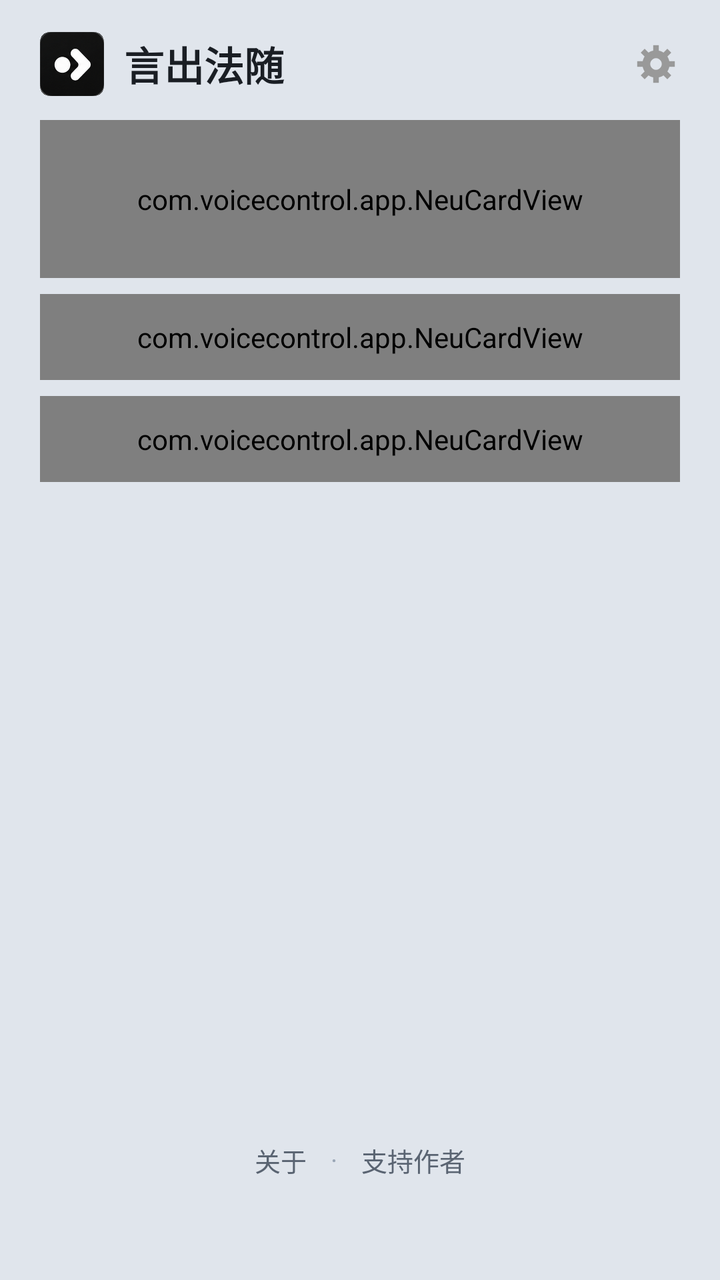
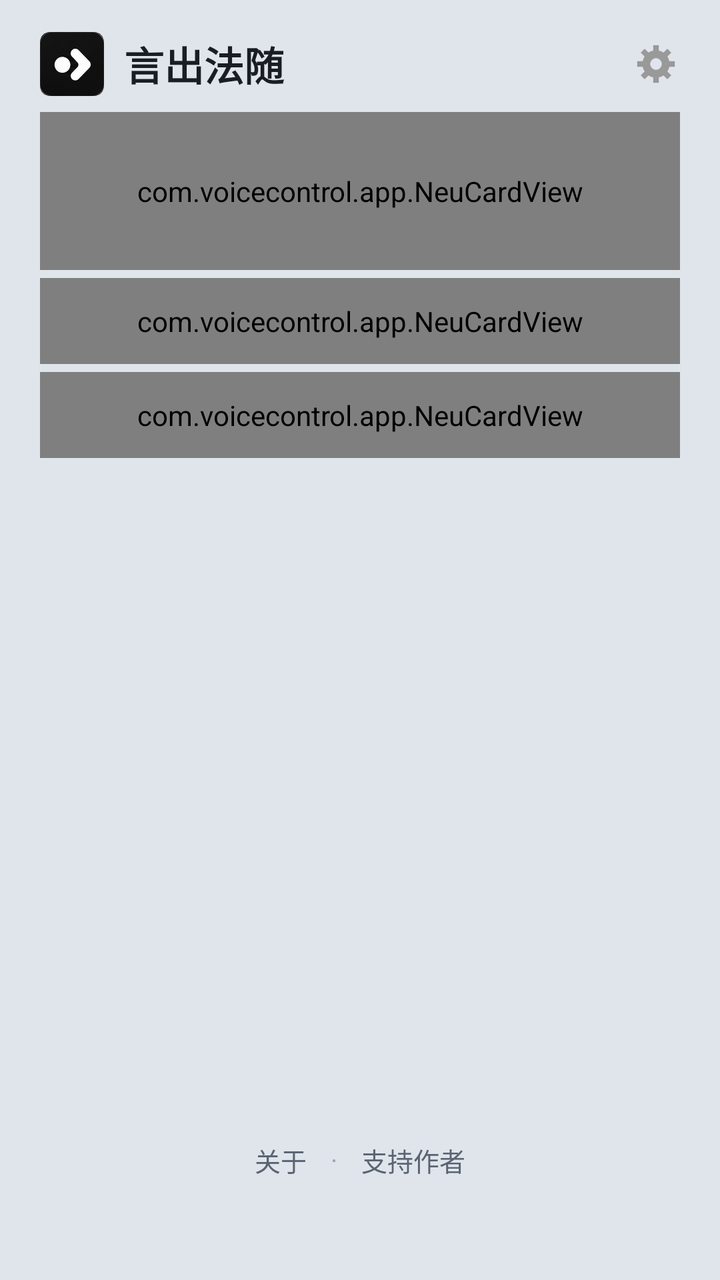

Compare the two renders of this Android layout. The source of the first and the diff that turns it into the second are given below.
<!-- AndroidManifest.xml: application theme VoiceTheme -->
<!-- res/layout/activity_main.xml -->
<?xml version="1.0" encoding="utf-8"?>
<LinearLayout xmlns:android="http://schemas.android.com/apk/res/android"
    xmlns:app="http://schemas.android.com/apk/res-auto"
    android:layout_width="match_parent"
    android:layout_height="match_parent"
    android:orientation="vertical"
    android:background="@color/page_bg"
    android:paddingStart="20dp"
    android:paddingEnd="20dp">

    
    <LinearLayout
        android:layout_width="match_parent"
        android:layout_height="wrap_content"
        android:layout_marginTop="16dp"
        android:gravity="center_vertical"
        android:orientation="horizontal">

        <ImageView
            android:layout_width="32dp"
            android:layout_height="32dp"
            android:contentDescription="@null"
            android:src="@drawable/tile_logo" />

        <TextView
            android:layout_width="0dp"
            android:layout_height="wrap_content"
            android:layout_weight="1"
            android:layout_marginStart="10dp"
            android:text="@string/app_name"
            android:textColor="@color/text_primary"
            android:textSize="20sp"
            android:textStyle="bold" />

        <ImageView
            android:id="@+id/btn_settings"
            android:layout_width="24dp"
            android:layout_height="24dp"
            android:contentDescription="设置"
            android:src="@drawable/ic_settings" />
    </LinearLayout>

    
    <FrameLayout
        android:layout_width="match_parent"
        android:layout_height="wrap_content"
        android:layout_marginTop="12dp"
        android:clipChildren="false"
        android:clipToPadding="false">

        
        <com.voicecontrol.app.NeuCardView
            android:id="@+id/hero_idle"
            android:layout_width="match_parent"
            android:layout_height="wrap_content"
            android:clipChildren="false"
            android:gravity="center"
            android:orientation="vertical"
            android:paddingTop="30dp"
            android:paddingBottom="30dp"
            android:clickable="true"
            android:focusable="true"
            app:neuCornerRadius="28dp"
            app:neuBlur="10dp"
            app:neuOffset="5dp"
            app:neuLightColor="@color/neu_hi"
            app:neuDarkColor="@color/neu_lo"
            app:neuSurfaceColor="@color/neu_bg">

            <com.voicecontrol.app.LogoCircleView
                android:id="@+id/logo_idle"
                android:layout_width="88dp"
                android:layout_height="88dp"
                android:contentDescription="@null" />

            <TextView
                android:layout_width="wrap_content"
                android:layout_height="wrap_content"
                android:layout_marginTop="14dp"
                android:text="开始控制"
                android:textColor="@color/text_primary"
                android:textSize="22sp"
                android:textStyle="bold"
                android:letterSpacing="0.04" />

            <TextView
                android:layout_width="wrap_content"
                android:layout_height="wrap_content"
                android:layout_marginTop="4dp"
                android:text="说出指令，控制手机"
                android:textColor="@color/text_secondary"
                android:textSize="14sp" />
        </com.voicecontrol.app.NeuCardView>

        
        <com.voicecontrol.app.NeuCardView
            android:id="@+id/hero_status"
            android:layout_width="match_parent"
            android:layout_height="wrap_content"
            android:gravity="center"
            android:orientation="vertical"
            android:paddingTop="26dp"
            android:paddingBottom="24dp"
            android:visibility="gone"
            app:neuCornerRadius="28dp"
            app:neuBlur="10dp"
            app:neuOffset="5dp"
            app:neuLightColor="@color/neu_hi"
            app:neuDarkColor="@color/neu_lo"
            app:neuSurfaceColor="@color/neu_bg">

            <FrameLayout
                android:layout_width="88dp"
                android:layout_height="88dp">

                <com.voicecontrol.app.LogoCircleView
                    android:id="@+id/iv_status_logo"
                    android:layout_width="88dp"
                    android:layout_height="88dp"
                    android:layout_gravity="center"
                    android:contentDescription="@null" />

                <ProgressBar
                    android:id="@+id/pb_exec"
                    android:layout_width="96dp"
                    android:layout_height="96dp"
                    android:layout_gravity="center"
                    android:indeterminate="true"
                    android:visibility="gone" />

                <ImageView
                    android:id="@+id/iv_status_done"
                    android:layout_width="72dp"
                    android:layout_height="72dp"
                    android:layout_gravity="center"
                    android:contentDescription="@null"
                    android:src="@drawable/ic_check_circle"
                    android:visibility="gone" />

                <ImageView
                    android:id="@+id/iv_status_fail"
                    android:layout_width="72dp"
                    android:layout_height="72dp"
                    android:layout_gravity="center"
                    android:contentDescription="@null"
                    android:src="@drawable/ic_error_circle"
                    android:visibility="gone" />
            </FrameLayout>

            <TextView
                android:id="@+id/tv_status_title"
                android:layout_width="wrap_content"
                android:layout_height="wrap_content"
                android:layout_marginTop="14dp"
                android:text="正在聆听"
                android:textColor="@color/text_primary"
                android:textSize="22sp"
                android:textStyle="bold"
                android:letterSpacing="0.04" />

            <TextView
                android:id="@+id/tv_status_hint"
                android:layout_width="wrap_content"
                android:layout_height="wrap_content"
                android:layout_marginTop="4dp"
                android:text="请说出指令"
                android:textColor="@color/text_secondary"
                android:textSize="14sp" />

            <Button
                android:id="@+id/btn_end_session"
                android:layout_width="wrap_content"
                android:layout_height="44dp"
                android:layout_marginTop="16dp"
                android:paddingStart="32dp"
                android:paddingEnd="32dp"
                android:background="@drawable/btn_round_gray"
                android:stateListAnimator="@null"
                android:text="结束"
                android:textAllCaps="false"
                android:textColor="@color/btn_gray_text"
                android:textSize="15sp" />
        </com.voicecontrol.app.NeuCardView>
    </FrameLayout>

    
    <com.voicecontrol.app.NeuCardView
        android:id="@+id/row_commands"
        android:layout_width="match_parent"
        android:layout_height="wrap_content"
        android:layout_marginTop="8dp"
        android:gravity="center_vertical"
        android:orientation="horizontal"
        android:paddingStart="16dp"
        android:paddingEnd="16dp"
        android:paddingTop="12dp"
        android:paddingBottom="12dp"
        android:clickable="true"
        android:focusable="true"
        app:neuCornerRadius="22dp"
        app:neuBlur="8dp"
        app:neuOffset="4dp"
        app:neuLightColor="@color/neu_hi"
        app:neuDarkColor="@color/neu_lo"
        app:neuSurfaceColor="@color/neu_bg">

        <ImageView
            android:layout_width="24dp"
            android:layout_height="24dp"
            android:contentDescription="@null"
            android:src="@drawable/ic_book" />

        <LinearLayout
            android:layout_width="0dp"
            android:layout_height="wrap_content"
            android:layout_weight="1"
            android:layout_marginStart="14dp"
            android:orientation="vertical">

            <TextView
                android:layout_width="wrap_content"
                android:layout_height="wrap_content"
                android:text="指令"
                android:textColor="@color/text_primary"
                android:textSize="16sp"
                android:textStyle="bold" />

            <TextView
                android:layout_width="wrap_content"
                android:layout_height="wrap_content"
                android:layout_marginTop="2dp"
                android:text="查看可以说什么"
                android:textColor="@color/text_secondary"
                android:textSize="13sp" />
        </LinearLayout>

        <ImageView
            android:layout_width="8dp"
            android:layout_height="14dp"
            android:contentDescription="@null"
            android:src="@drawable/ic_chevron" />
    </com.voicecontrol.app.NeuCardView>

    
    <com.voicecontrol.app.NeuCardView
        android:id="@+id/row_usage"
        android:layout_width="match_parent"
        android:layout_height="wrap_content"
        android:layout_marginTop="8dp"
        android:gravity="center_vertical"
        android:orientation="horizontal"
        android:paddingStart="16dp"
        android:paddingEnd="16dp"
        android:paddingTop="12dp"
        android:paddingBottom="12dp"
        android:clickable="true"
        android:focusable="true"
        app:neuCornerRadius="22dp"
        app:neuBlur="8dp"
        app:neuOffset="4dp"
        app:neuLightColor="@color/neu_hi"
        app:neuDarkColor="@color/neu_lo"
        app:neuSurfaceColor="@color/neu_bg">

        <ImageView
            android:layout_width="24dp"
            android:layout_height="24dp"
            android:contentDescription="@null"
            android:src="@drawable/ic_clock" />

        <LinearLayout
            android:layout_width="0dp"
            android:layout_height="wrap_content"
            android:layout_weight="1"
            android:layout_marginStart="14dp"
            android:orientation="vertical">

            <TextView
                android:layout_width="wrap_content"
                android:layout_height="wrap_content"
                android:text="使用记录"
                android:textColor="@color/text_primary"
                android:textSize="16sp"
                android:textStyle="bold" />

            <TextView
                android:layout_width="wrap_content"
                android:layout_height="wrap_content"
                android:layout_marginTop="2dp"
                android:text="最近执行的操作"
                android:textColor="@color/text_secondary"
                android:textSize="13sp" />
        </LinearLayout>

        <ImageView
            android:layout_width="8dp"
            android:layout_height="14dp"
            android:contentDescription="@null"
            android:src="@drawable/ic_chevron" />
    </com.voicecontrol.app.NeuCardView>

    <View
        android:layout_width="match_parent"
        android:layout_height="0dp"
        android:layout_weight="1" />

    
    <LinearLayout
        android:layout_width="match_parent"
        android:layout_height="wrap_content"
        android:layout_marginBottom="16dp"
        android:gravity="center"
        android:orientation="horizontal">

        <TextView
            android:id="@+id/tv_about"
            android:layout_width="wrap_content"
            android:layout_height="wrap_content"
            android:padding="6dp"
            android:text="关于"
            android:textColor="@color/text_secondary"
            android:textSize="13sp" />

        <TextView
            android:layout_width="wrap_content"
            android:layout_height="wrap_content"
            android:padding="6dp"
            android:text="·"
            android:textColor="@color/text_hint"
            android:textSize="13sp" />

        <TextView
            android:id="@+id/tv_support"
            android:layout_width="wrap_content"
            android:layout_height="wrap_content"
            android:padding="6dp"
            android:text="支持作者"
            android:textColor="@color/text_secondary"
            android:textSize="13sp" />
    </LinearLayout>

    <TextView
        android:id="@+id/tv_version"
        android:layout_width="wrap_content"
        android:layout_height="wrap_content"
        android:layout_gravity="center_horizontal"
        android:layout_marginBottom="12dp"
        android:textColor="@color/text_hint"
        android:textSize="12sp" />
</LinearLayout>
<!-- resources referenced by this layout -->
<resources>
  <color name="btn_gray_text">#333333</color>
  <color name="neu_bg">#E0E5EC</color>
  <color name="neu_hi">#FFFFFF</color>
  <color name="neu_lo">#A3B1C6</color>
  <color name="page_bg">#E0E5EC</color>
  <color name="text_hint">#9AA6B6</color>
  <color name="text_primary">#1A1E24</color>
  <color name="text_secondary">#5A6472</color>
  <!-- drawable btn_round_gray (drawable) -->
  <?xml version="1.0" encoding="utf-8"?>
  <selector xmlns:android="http://schemas.android.com/apk/res/android">
      <item android:state_pressed="true">
          <shape>
              <solid android:color="@color/btn_gray_pressed" />
              <corners android:radius="29dp" />
          </shape>
      </item>
      <item>
          <shape>
              <solid android:color="@color/btn_gray" />
              <corners android:radius="29dp" />
          </shape>
      </item>
  </selector>
  <!-- drawable ic_book (drawable) -->
  <?xml version="1.0" encoding="utf-8"?>
  <vector xmlns:android="http://schemas.android.com/apk/res/android"
      android:width="24dp"
      android:height="24dp"
      android:viewportWidth="24"
      android:viewportHeight="24">
      <path
          android:pathData="M12,6.5 C10.5,5 8,4.5 5,4.8 C4.4,4.86 4,5.36 4,5.96 V17.4 C4,18 4.44,18.44 5.04,18.38 C7.6,18.14 10,18.5 12,20 C14,18.5 16.4,18.14 18.96,18.38 C19.56,18.44 20,18 20,17.4 V5.96 C20,5.36 19.56,4.86 18.96,4.8 C16,4.5 13.5,5 12,6.5 Z M12,6.5 V20"
          android:strokeColor="#0A84FF"
          android:strokeWidth="1.8"
          android:strokeLineCap="round"
          android:strokeLineJoin="round"
          android:fillColor="@null" />
  </vector>
  <!-- drawable ic_check_circle (drawable) -->
  <?xml version="1.0" encoding="utf-8"?>
  <vector xmlns:android="http://schemas.android.com/apk/res/android"
      android:width="72dp"
      android:height="72dp"
      android:viewportWidth="24"
      android:viewportHeight="24">
      <path
          android:pathData="M12,2 a10,10 0 1 0 0.001,0 z"
          android:fillColor="#34C759" />
      <path
          android:pathData="M7.5,12.5 L10.5,15.5 L16.5,9"
          android:strokeColor="#FFFFFF"
          android:strokeWidth="2.2"
          android:strokeLineCap="round"
          android:strokeLineJoin="round"
          android:fillColor="@null" />
  </vector>
  <!-- drawable ic_chevron (drawable) -->
  <?xml version="1.0" encoding="utf-8"?>
  <vector xmlns:android="http://schemas.android.com/apk/res/android"
      android:width="8dp"
      android:height="14dp"
      android:viewportWidth="8"
      android:viewportHeight="14">
      <path
          android:pathData="M1,1 L7,7 L1,13"
          android:strokeColor="#C7C7CC"
          android:strokeWidth="2.5"
          android:fillColor="@null" />
  </vector>
  <!-- drawable ic_clock (drawable) -->
  <?xml version="1.0" encoding="utf-8"?>
  <vector xmlns:android="http://schemas.android.com/apk/res/android"
      android:width="24dp"
      android:height="24dp"
      android:viewportWidth="24"
      android:viewportHeight="24">
      <path
          android:pathData="M12,4 a8,8 0 1 0 0.001,0 z"
          android:strokeColor="#0A84FF"
          android:strokeWidth="1.8"
          android:fillColor="@null" />
      <path
          android:pathData="M12,8 V12 L15,14"
          android:strokeColor="#0A84FF"
          android:strokeWidth="1.8"
          android:strokeLineCap="round"
          android:strokeLineJoin="round"
          android:fillColor="@null" />
  </vector>
  <string name="app_name">言出法随</string>
  <style name="VoiceTheme" parent="@android:style/Theme.Material.Light.NoActionBar">
          <item name="android:statusBarColor">@color/page_bg</item>
          <item name="android:navigationBarColor">@color/page_bg</item>
          <item name="android:windowBackground">@color/page_bg</item>
      </style>
  <color name="btn_gray_pressed">#D3DAE5</color>
  <color name="btn_gray">#E7ECF3</color>
</resources>

<!-- the commit's change to res/layout/activity_main.xml (unified diff, before → after) -->
@@ -44,7 +44,7 @@
     <FrameLayout
         android:layout_width="match_parent"
         android:layout_height="wrap_content"
-        android:layout_marginTop="12dp"
+        android:layout_marginTop="8dp"
         android:clipChildren="false"
         android:clipToPadding="false">
 
@@ -188,7 +188,7 @@
         android:id="@+id/row_commands"
         android:layout_width="match_parent"
         android:layout_height="wrap_content"
-        android:layout_marginTop="8dp"
+        android:layout_marginTop="4dp"
         android:gravity="center_vertical"
         android:orientation="horizontal"
         android:paddingStart="16dp"
@@ -246,7 +246,7 @@
         android:id="@+id/row_usage"
         android:layout_width="match_parent"
         android:layout_height="wrap_content"
-        android:layout_marginTop="8dp"
+        android:layout_marginTop="4dp"
         android:gravity="center_vertical"
         android:orientation="horizontal"
         android:paddingStart="16dp"
